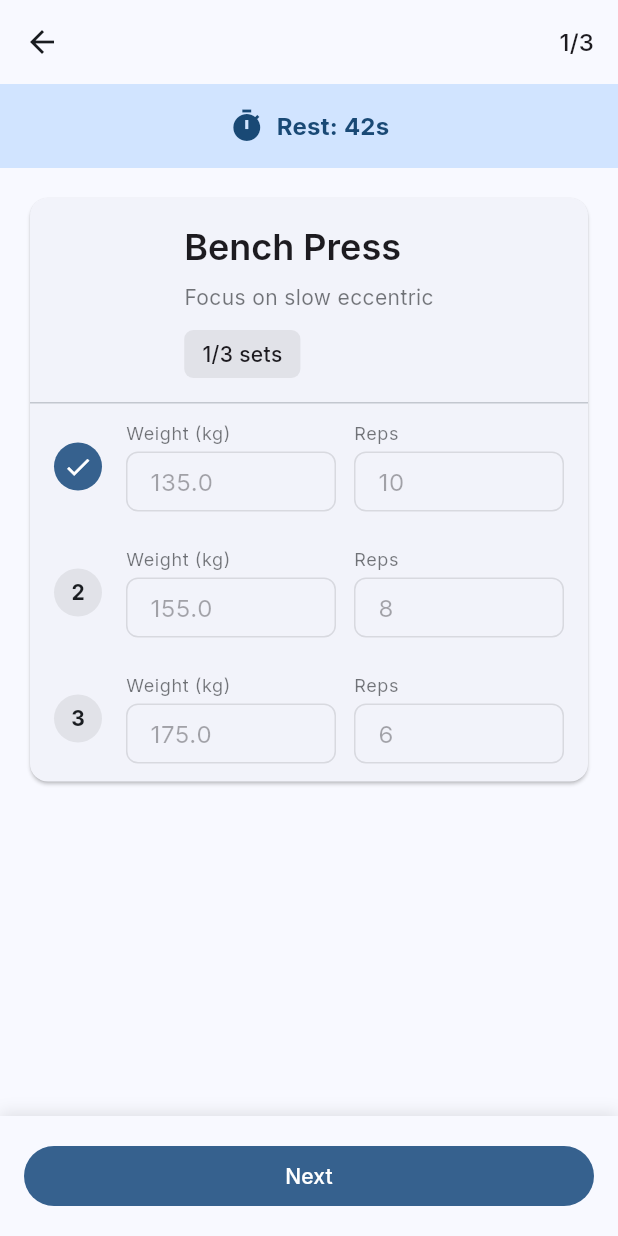
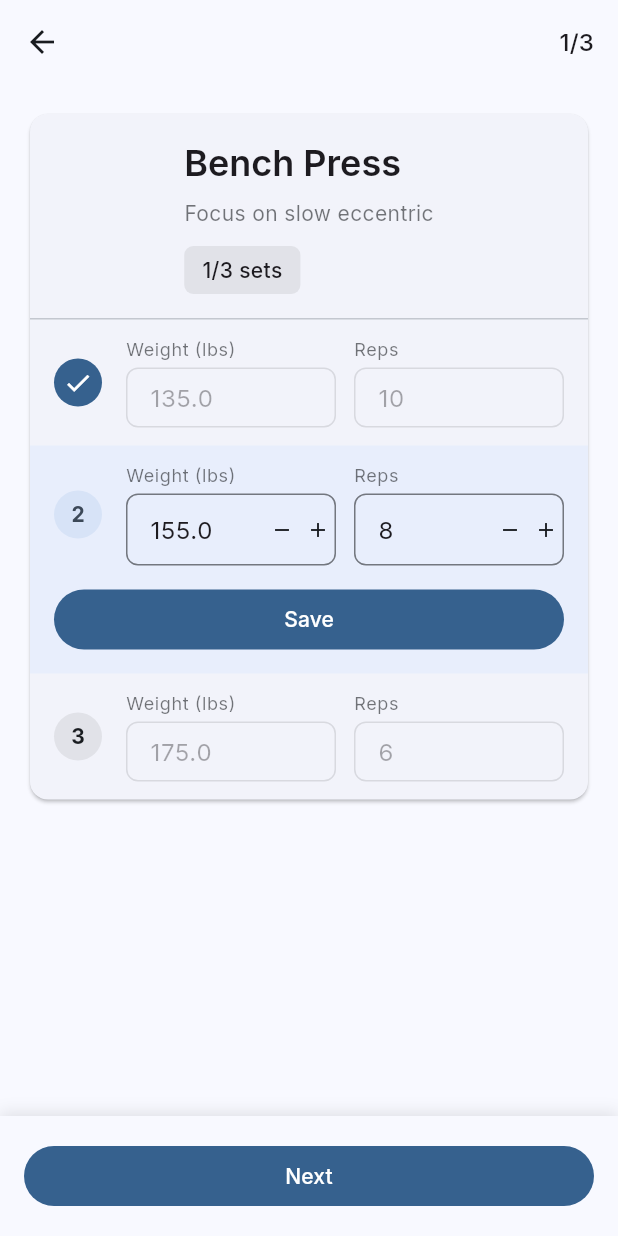
Before and after one commit to abhirham/workout_tracker, a Flutter app: the WorkoutListScreen screen opened directly with empty values, after a tap on "Save", after a tap on "Next", after a tap on "Previous", on a phone screen of 412 x 824 dp. Run offline on Flutter 3.47's test engine with Material 3 defaults, Android fonts, the phone set to English and light mode, and no system bars; our stand-ins replace drift, flutter_riverpod, freezed_annotation, go_router, google_fonts; accounts and stored records are empty; generated files the repository leaves out were written again.

Commit message:
fixed most of the bugs

```diff
--- a/lib/features/workouts/presentation/workout_list_screen.dart
+++ b/lib/features/workouts/presentation/workout_list_screen.dart
@@ -163,7 +163,16 @@
   void _saveSet(Map<String, dynamic> set, int setIndex) {
     setState(() {
       set['completed'] = true;
+
+      // Only start timer if not the last set
+      final currentWorkout = mockWorkouts[currentWorkoutIndex];
+      final sets = currentWorkout['sets'] as List;
+      if (setIndex < sets.length - 1) {
         _startTimer();
+      } else {
+        // Last set - move to next set index without timer
+        currentSetIndex = setIndex + 1;
+      }
     });
   }
 
@@ -191,7 +200,22 @@
       body: Column(
         children: [
           if (isTimerRunning && timerSeconds != null)
-            Container(
+            InkWell(
+              onTap: () {
+                // Skip timer
+                _timer?.cancel();
+                setState(() {
+                  isTimerRunning = false;
+                  timerSeconds = null;
+                  // Move to next set
+                  final currentWorkout = mockWorkouts[currentWorkoutIndex];
+                  final sets = currentWorkout['sets'] as List;
+                  if (currentSetIndex! < sets.length - 1) {
+                    currentSetIndex = currentSetIndex! + 1;
+                  }
+                });
+              },
+              child: Container(
                 width: double.infinity,
                 padding: const EdgeInsets.all(16),
                 color: Theme.of(context).colorScheme.primaryContainer,
@@ -206,12 +230,24 @@
                     Text(
                       'Rest: ${timerSeconds}s',
                       style: Theme.of(context).textTheme.titleMedium?.copyWith(
-                          color:
-                              Theme.of(context).colorScheme.onPrimaryContainer,
+                            color: Theme.of(context)
+                                .colorScheme
+                                .onPrimaryContainer,
                             fontWeight: FontWeight.bold,
                           ),
                     ),
+                    const SizedBox(width: 8),
+                    Text(
+                      '(tap to skip)',
+                      style: Theme.of(context).textTheme.bodySmall?.copyWith(
+                            color: Theme.of(context)
+                                .colorScheme
+                                .onPrimaryContainer
+                                .withOpacity(0.7),
+                          ),
+                    ),
                   ],
+                ),
               ),
             ),
           Expanded(
@@ -249,6 +285,17 @@
                   onPressed: () {
                     setState(() {
                       currentWorkoutIndex--;
+                      // Reset to first uncompleted set for previous workout
+                      final workout = mockWorkouts[currentWorkoutIndex];
+                      final sets = workout['sets'] as List;
+                      currentSetIndex = sets.indexWhere((set) => set['completed'] == false);
+                      if (currentSetIndex == -1) {
+                        currentSetIndex = 0;
+                      }
+                      // Cancel any running timer
+                      _timer?.cancel();
+                      isTimerRunning = false;
+                      timerSeconds = null;
                     });
                   },
                   child: const Text('Previous'),
@@ -266,6 +313,17 @@
                     : () {
                         setState(() {
                           currentWorkoutIndex++;
+                          // Reset to first uncompleted set for next workout
+                          final workout = mockWorkouts[currentWorkoutIndex];
+                          final sets = workout['sets'] as List;
+                          currentSetIndex = sets.indexWhere((set) => set['completed'] == false);
+                          if (currentSetIndex == -1) {
+                            currentSetIndex = 0;
+                          }
+                          // Cancel any running timer
+                          _timer?.cancel();
+                          isTimerRunning = false;
+                          timerSeconds = null;
                         });
                       },
                 child: Text(isLastWorkout ? 'Finish' : 'Next'),
@@ -429,7 +487,7 @@
                   crossAxisAlignment: CrossAxisAlignment.start,
                   children: [
                     Text(
-                      'Weight (kg)',
+                      'Weight (lbs)',
                       style: Theme.of(context).textTheme.bodySmall?.copyWith(
                             color: Theme.of(context)
                                 .colorScheme
@@ -465,7 +523,7 @@
                                           double.tryParse(weightController.text) ??
                                               0;
                                       final newValue =
-                                          (currentValue - 1).clamp(0, 9999);
+                                          (currentValue - 2.5).clamp(0, 9999);
                                       weightController.text =
                                           newValue.toStringAsFixed(1);
                                       set['actualWeight'] = newValue;
@@ -486,7 +544,7 @@
                                       final currentValue =
                                           double.tryParse(weightController.text) ??
                                               0;
-                                      final newValue = currentValue + 1;
+                                      final newValue = currentValue + 5;
                                       weightController.text =
                                           newValue.toStringAsFixed(1);
                                       set['actualWeight'] = newValue;
```
Lines whose indentation alone changed are shown as unchanged.
